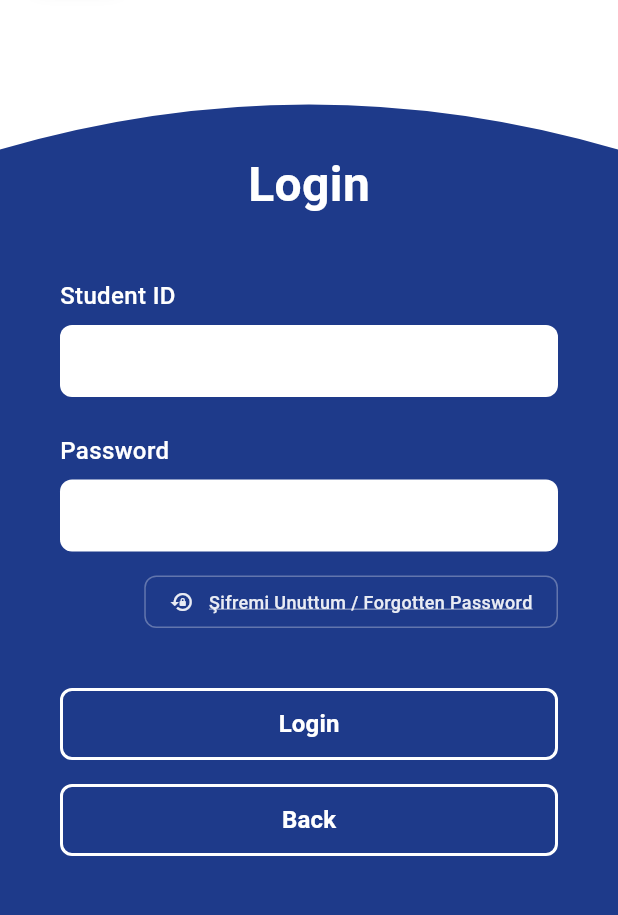
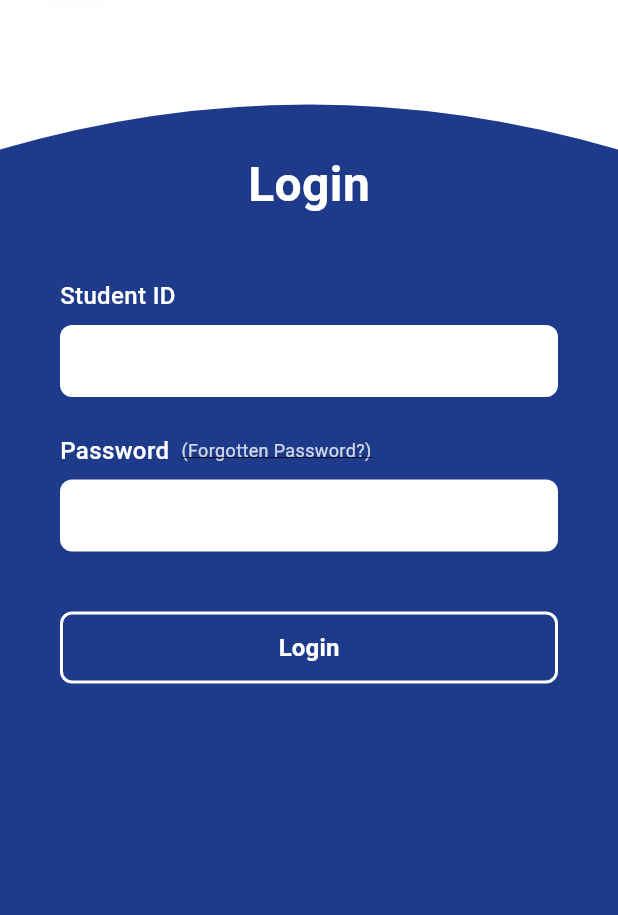
Before and after one commit to yusufbilgic14/5Myusuffork, a Flutter app: the screen it shows after launch, on a phone screen of 412 x 824 dp, the part 122-1037 px from its top. Run offline on Flutter 3.47's test engine with Material 3 defaults, Android fonts, the light colour scheme and no system bars; our stand-ins replace camera, google_maps_flutter, permission_handler, qr_flutter, shared_preferences.

Commit message:
Forgotten password
commit

```diff
--- a/lib/screens/calendar_screen.dart
+++ b/lib/screens/calendar_screen.dart
@@ -251,7 +251,7 @@
             ..._buildAllCourseCards(),
 
             // Eğer bugünü görüntülüyorsak "Şimdi" göstergesini ekle / Add "Now" indicator if viewing today
-            if (_isViewingToday()) _buildNowIndicator(),
+            // if (_isViewingToday()) _buildNowIndicator(),
           ],
         ),
       ),
--- a/lib/screens/login_screen.dart
+++ b/lib/screens/login_screen.dart
@@ -165,17 +165,20 @@
 
                           const SizedBox(height: AppConstants.paddingXLarge),
 
-                          // Password alanı / Password field
-                          _buildInputField(
+                          // Password alanı ve şifremi unuttum linki yan yana
+                          Row(
+                            crossAxisAlignment: CrossAxisAlignment.start,
+                            children: [
+                              // Password input alanı (genişleyecek)
+                              Expanded(
+                                child: _buildInputField(
                                   label: 'Password',
                                   controller: _passwordController,
                                   isPassword: true,
                                 ),
-
-                          const SizedBox(height: AppConstants.paddingMedium),
-
-                          // Şifremi unuttum bağlantısı / Forgotten password link
-                          _buildForgottenPasswordLink(),
+                              ),
+                            ],
+                          ),
 
                           const SizedBox(height: 40),
 
@@ -191,14 +194,6 @@
                                 ),
                               );
                             },
-                          ),
-
-                          const SizedBox(height: AppConstants.paddingMedium),
-
-                          // Back butonu / Back button
-                          _buildActionButton(
-                            text: 'Back',
-                            onPressed: () => Navigator.pop(context),
                           ),
 
                           const SizedBox(height: AppConstants.paddingLarge),
@@ -224,6 +219,9 @@
     return Column(
       crossAxisAlignment: CrossAxisAlignment.start,
       children: [
+        Row(
+          crossAxisAlignment: CrossAxisAlignment.center,
+          children: [
             Text(
               label,
               style: const TextStyle(
@@ -231,6 +229,23 @@
                 fontSize: AppConstants.fontSizeLarge,
                 fontWeight: FontWeight.w500,
               ),
+            ),
+            if (isPassword) ...[
+              const SizedBox(width: 8),
+              GestureDetector(
+                onTap: _launchPasswordResetUrl,
+                child: Text(
+                  '(Forgotten Password?)',
+                  style: TextStyle(
+                    color: Colors.white.withOpacity(0.8),
+                    fontSize: AppConstants.fontSizeSmall,
+                    fontWeight: FontWeight.w400,
+                    decoration: TextDecoration.underline,
+                  ),
+                ),
+              ),
+            ],
+          ],
         ),
         const SizedBox(height: AppConstants.paddingSmall),
         Container(
@@ -282,46 +297,7 @@
     );
   }
 
-  /// Şifremi unuttum bağlantısı oluşturucu / Forgotten password link builder
-  Widget _buildForgottenPasswordLink() {
-    return Align(
-      alignment: Alignment.centerRight,
-      child: GestureDetector(
-        onTap: _launchPasswordResetUrl,
-        child: Container(
-          padding: const EdgeInsets.symmetric(
-            horizontal: AppConstants.paddingMedium,
-            vertical: AppConstants.paddingSmall,
-          ),
-          decoration: BoxDecoration(
-            borderRadius: BorderRadius.circular(AppConstants.radiusSmall),
-            border: Border.all(color: Colors.white.withValues(alpha: 0.3), width: 1),
-          ),
-          child: Row(
-            mainAxisSize: MainAxisSize.min,
-            children: [
-              Icon(
-                Icons.lock_reset,
-                color: Colors.white.withValues(alpha: 0.9),
-                size: 16,
-              ),
-              const SizedBox(width: 10),
-              Text(
-                'Şifremi Unuttum / Forgotten Password',
-                style: TextStyle(
-                  color: Colors.white.withValues(alpha: 0.9),
-                  fontSize: AppConstants.fontSizeSmall,
-                  fontWeight: FontWeight.w500,
-                  decoration: TextDecoration.underline,
-                  decorationColor: Colors.white.withValues(alpha: 0.7),
-                ),
-              ),
-            ],
-          ),
-        ),
-      ),
-    );
-  }
+  /// Şifremi unuttum bağlantısı ve butonları kaldırıldı, sadece label yanında küçük link olarak kaldı.
 
   @override
   void dispose() {
--- a/lib/screens/profile_screen.dart
+++ b/lib/screens/profile_screen.dart
@@ -7,6 +7,7 @@
 import '../widgets/common/app_drawer_widget.dart';
 import '../widgets/common/bottom_navigation_widget.dart';
 import '../widgets/common/user_info_widget.dart';
+import '../screens/login_screen.dart'; // LoginScreen importu eklendi
 
 class ProfileScreen extends StatefulWidget {
   const ProfileScreen({super.key});
@@ -236,16 +237,6 @@
         children: [
           _buildDivider(),
           _buildMenuItem(
-            icon: Icons.lock,
-            title: 'Şifre Değiştir',
-            subtitle: 'Hesap güvenliğinizi artırın',
-            onTap: () {
-              // TODO: Şifre değiştirme sayfasına git / Navigate to password change page
-            },
-          ),
-
-          _buildDivider(),
-          _buildMenuItem(
             icon: Icons.notifications,
             title: 'Bildirim Ayarları',
             subtitle: 'Hangi bildirimleri alacağınızı seçin',
@@ -413,7 +404,12 @@
             ElevatedButton(
               onPressed: () {
                 Navigator.pop(context);
-                // TODO: Çıkış yap ve giriş ekranına yönlendir / Logout and navigate to login screen
+                // Çıkış yap ve giriş ekranına yönlendir
+                Navigator.pushAndRemoveUntil(
+                  context,
+                  MaterialPageRoute(builder: (context) => const LoginScreen()),
+                  (route) => false,
+                );
               },
               style: ElevatedButton.styleFrom(
                 backgroundColor: Colors.red,
```
Also changed, not shown: pubspec.lock. Lines whose indentation alone changed are shown as unchanged.
